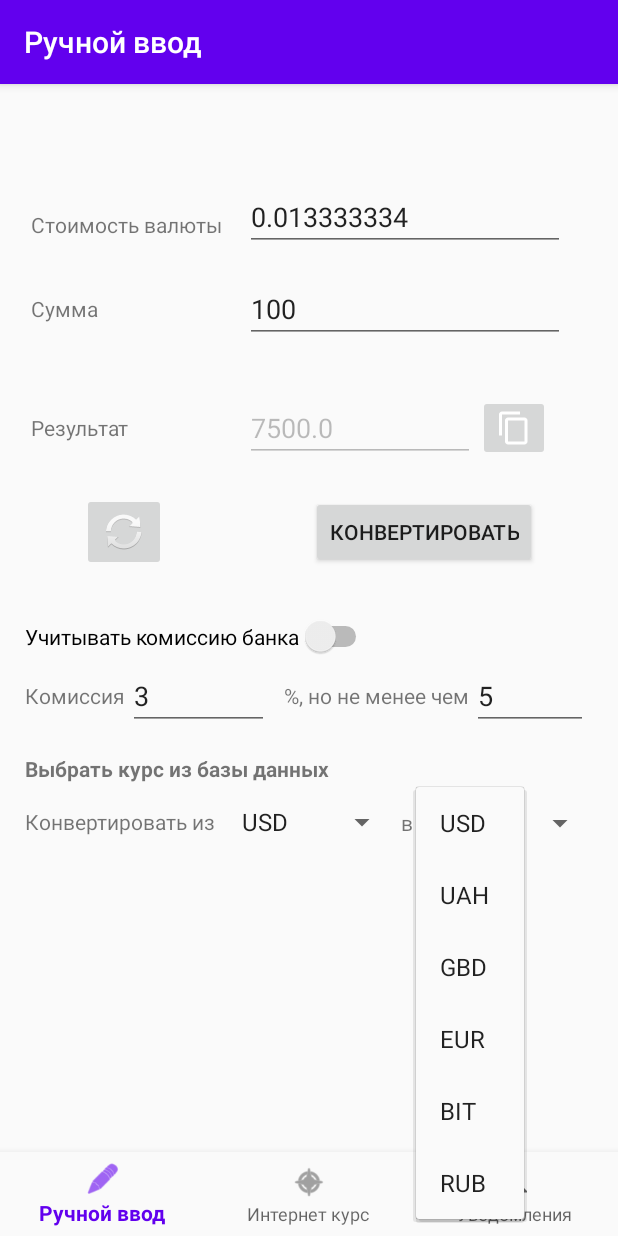
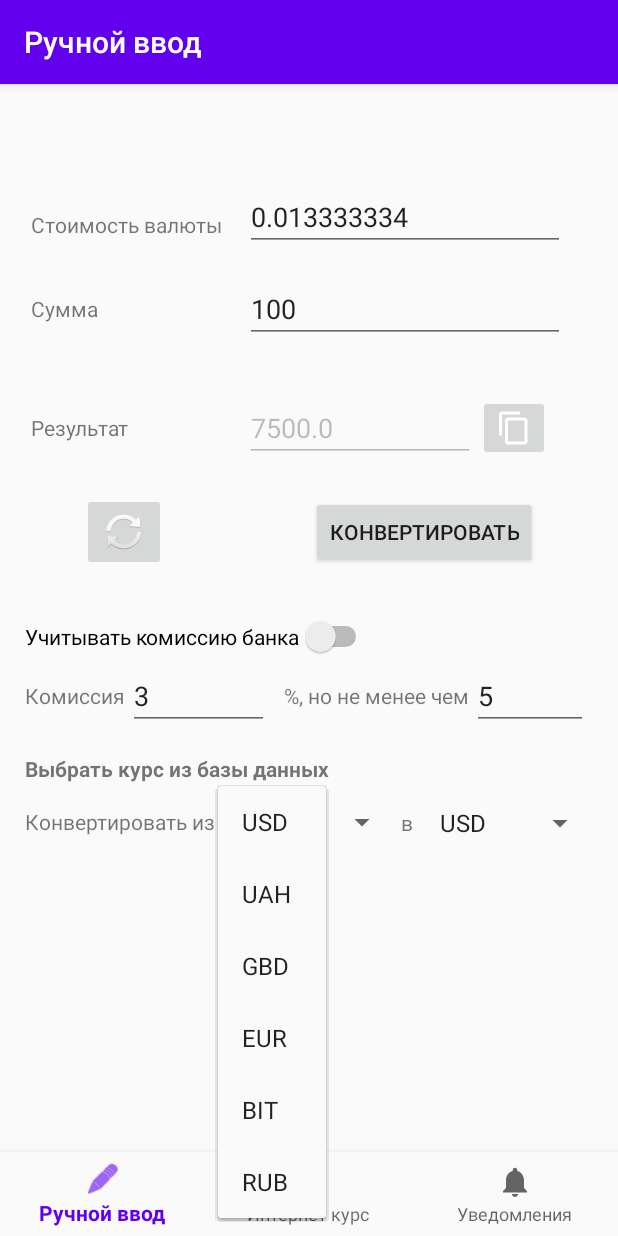
Before and after one commit to freQuensy23-coder/converter, an Android app: the screen it shows after launch (MainActivity), after a tap on "RUB", on a phone screen of 412 x 824 dp. Run offline under Robolectric (Android 15) with nearby library versions, the phone set to English and light mode, and no system bars; our stand-ins replace navigation-ui; 3 other taps on this screen came first.

Commit message:
Работает выбор валюты. Работает клавиша replace.

```diff
--- a/app/src/main/AndroidManifest.xml
+++ b/app/src/main/AndroidManifest.xml
@@ -1,5 +1,6 @@
 <?xml version="1.0" encoding="utf-8"?>
 <manifest xmlns:android="http://schemas.android.com/apk/res/android"
+    xmlns:tools="http://schemas.android.com/tools"
     package="com.currency_converter">
 
 
@@ -13,8 +14,10 @@
         android:supportsRtl="true"
         android:theme="@style/AppTheme">
         <activity
+            android:screenOrientation="portrait"
             android:name=".MainActivity"
-            android:label="@string/app_name">
+            android:label="@string/app_name"
+            tools:ignore="LockedOrientationActivity">
             <intent-filter>
                 <action android:name="android.intent.action.MAIN" />
 
--- a/app/src/main/java/com/currency_converter/ui/home/HomeFragment.kt
+++ b/app/src/main/java/com/currency_converter/ui/home/HomeFragment.kt
@@ -16,6 +16,7 @@ import android.content.ClipboardManager
 import android.content.Context
 import android.text.Editable
 import android.text.TextWatcher
+import android.widget.AdapterView
 import android.widget.ArrayAdapter
 import android.widget.Spinner
 import androidx.core.content.ContextCompat.getSystemService
@@ -84,10 +85,11 @@ class HomeFragment : Fragment() {
         val UAH : Float = 2.62.toFloat()
         val GBD : Float = 87.93.toFloat()
         val EUR : Float = 79.01.toFloat()
-        val BIT : Float = 79000.1.toFloat()
+        val BIT : Float = 659000.1.toFloat()
         val RUB : Float = 1.0.toFloat()
         val costs : Array<Float>   = arrayOf( USD,   UAH,   GBD,   EUR,   BIT,   RUB)
         val values : Array<String> = arrayOf("USD", "UAH", "GBD", "EUR", "BIT", "RUB")
+
 
         try {
             convert_from_spinner.adapter =
@@ -179,6 +181,7 @@ class HomeFragment : Fragment() {
             Log.d("button", "replace_button_pressed")
 
             if (use_database_values) {
+                Log.d("values", "Converting using DB")
                 var tmp: Int = convert_from_spinner.selectedItemId.toInt()
                 Log.d("values", "tmp = ${tmp}")
                 convert_from_spinner.setSelection(convert_to_spinner.selectedItemId.toInt())
@@ -197,6 +200,7 @@ class HomeFragment : Fragment() {
             }
             else
             {
+                Log.d("values", "Converting using HAND WRITING")
                 try {
                     var cost: Float = cost_editText.text.toString().toFloat()
                     if (cost.toDouble() == 0.0) {
@@ -227,5 +231,41 @@ class HomeFragment : Fragment() {
         }
 
         do_copy_button.setOnClickListener{}
+
+        convert_from_spinner.onItemSelectedListener = object : AdapterView.OnItemSelectedListener {
+            override fun onNothingSelected(parent: AdapterView<*>?) {
+                TODO("Not yet implemented")
+            }
+
+            override fun onItemSelected(
+                parent: AdapterView<*>?,
+                view: View?,
+                position: Int,
+                id: Long
+            ) {
+                var pos2 = convert_to_spinner.selectedItemId.toInt()
+                cost_editText.setText((costs.get(pos2) / costs.get(position)).toString())
+                use_database_values = true
+            }
+        }
+
+        convert_to_spinner.onItemSelectedListener = object : AdapterView.OnItemSelectedListener {
+            override fun onNothingSelected(parent: AdapterView<*>?) {
+                TODO("Not yet implemented")
+            }
+
+            override fun onItemSelected(
+                parent: AdapterView<*>?,
+                view: View?,
+                position: Int,
+                id: Long
+            ) {
+                Log.d("values", "Use DB values = ${use_database_values}. Convert to spinner item selected")
+                var pos2 = convert_from_spinner.selectedItemId.toInt()
+                cost_editText.setText((costs.get(pos2) / costs.get(position)).toString())
+                use_database_values = true
+            }
+        }
+
     }
 }
--- a/app/src/main/res/layout/fragment_home.xml
+++ b/app/src/main/res/layout/fragment_home.xml
@@ -161,7 +161,7 @@
         android:layout_width="@dimen/choice_value_spinner_horizontal_size"
         android:layout_height="wrap_content"
         android:layout_marginStart="@dimen/text_space_dimer"
-        android:spinnerMode="dialog"
+        android:spinnerMode="dropdown"
         app:layout_constraintBottom_toBottomOf="@+id/convert_from_text"
         app:layout_constraintStart_toEndOf="@+id/convert_from_text"
         app:layout_constraintTop_toTopOf="@+id/convert_from_text" />
```
